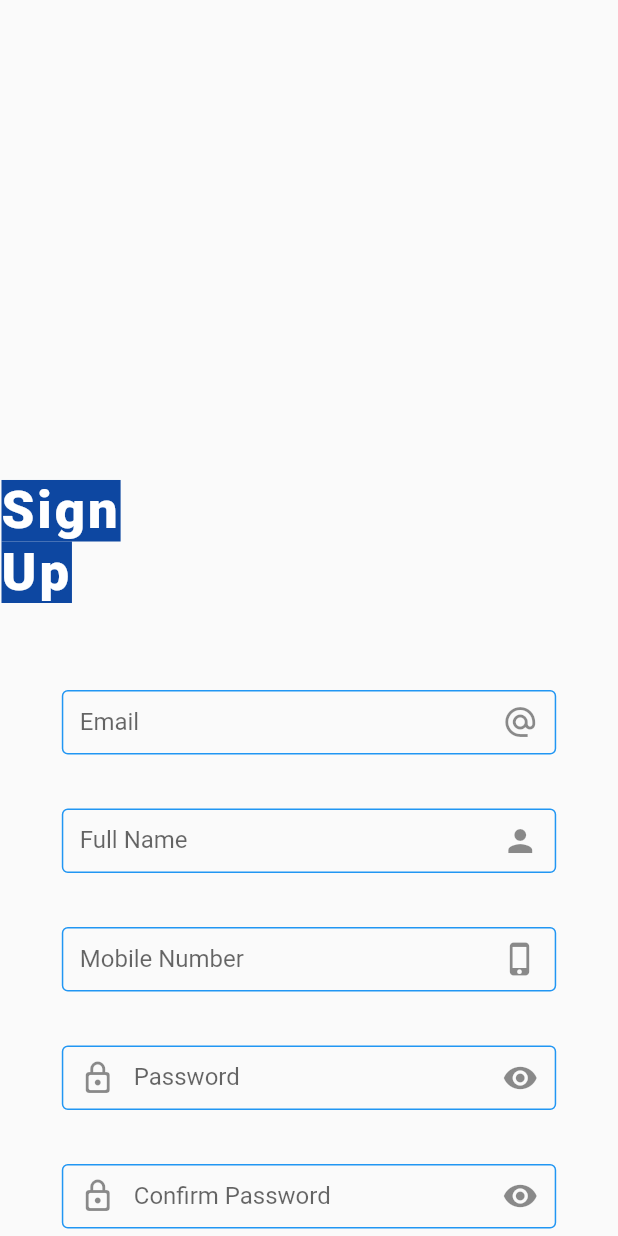
After one commit to twinxevo/arbitex_app, a Flutter app: the Signup screen opened directly, on a phone screen of 412 x 824 dp. The commit adds this screen. Run offline on Flutter 3.47's test engine with Material 2 defaults, Android fonts, the phone set to English and light mode, and no system bars; our stand-ins replace curved_navigation_bar, flutter_svg, image_picker; missing offline and left inert: adobe_xd, universal_html.

Commit message:
signup and login page done

```diff
--- /dev/null
+++ b/lib/Pages/signup.dart
@@ -0,0 +1,290 @@
+import 'package:flutter/material.dart';
+
+class Signup extends StatefulWidget {
+  const Signup({Key? key}) : super(key: key);
+
+  @override
+  _SignupState createState() => _SignupState();
+}
+
+TextEditingController _emailField = TextEditingController();
+TextEditingController _nameField = TextEditingController();
+TextEditingController _mobileField = TextEditingController();
+TextEditingController _passwordField = TextEditingController();
+TextEditingController _confirmpasswordField = TextEditingController();
+
+class _SignupState extends State<Signup> {
+  bool _isObscure = true;
+  bool _isLoading = false;
+  @override
+  Widget build(BuildContext context) {
+    var size = MediaQuery.of(context).size;
+    return Scaffold(
+      //backgroundColor: Colors.blue[200],
+      body: Stack(
+        children: [
+          // Container(
+          //   height: 2000,
+          //   width: double.infinity,
+          //   decoration: const BoxDecoration(
+          //     image: DecorationImage(
+          //       image: AssetImage("assets/Sign.jpg"),
+          //       fit: BoxFit.cover,
+          //       colorFilter: ColorFilter.mode(Colors.black45, BlendMode.darken)
+          //     ),
+          //   ),
+          //
+          // ),
+          SingleChildScrollView(
+            child: Stack(
+              children: <Widget>[
+                Column(
+                  children: <Widget>[
+                    SizedBox(height: 320),
+                    Padding(
+                      padding: const EdgeInsets.only(right: 280),
+                      child: Text(
+                        'Sign Up',
+                        style: TextStyle(
+                          color: Colors.white,
+                          fontSize: 35,
+                          fontWeight: FontWeight.w900,
+                          letterSpacing: 2,
+                          backgroundColor: Colors.blue[900],
+                        ),
+                      ),
+                    ),
+                    SizedBox(height: 50),
+                    Padding(
+                      padding: const EdgeInsets.all(8),
+                      child: Container(
+                        height: 43,
+                        width: size.width * .8,
+                        child: new TextFormField(
+                          keyboardType: TextInputType.emailAddress,
+                          textInputAction: TextInputAction.next,
+                          controller: _emailField,
+                          validator: (input) => !(input?.contains('@') ?? false)
+                              ? "Email id should be valid"
+                              : null,
+                          decoration: new InputDecoration(
+                            labelText: 'Email',
+                            enabledBorder: const OutlineInputBorder(
+                              borderSide: const BorderSide(color: Colors.blue),
+                            ),
+                            suffixIcon: Icon(
+                              Icons.alternate_email,
+                            ),
+                            focusedBorder: const OutlineInputBorder(
+                              borderSide:
+                                  const BorderSide(color: Colors.blueGrey),
+                            ),
+                            border: OutlineInputBorder(),
+                          ),
+                        ),
+                      ),
+                    ),
+                    SizedBox(height: 20),
+                    Padding(
+                      padding: const EdgeInsets.all(8),
+                      child: Container(
+                        height: 43,
+                        width: size.width * .8,
+                        child: new TextFormField(
+                          keyboardType: TextInputType.name,
+                          textInputAction: TextInputAction.next,
+                          controller: _nameField,
+                          // validator: (input) => !(input?.contains('@') ?? false)
+                          //     ? "Email id should be valid"
+                          //     : null,
+                          decoration: new InputDecoration(
+                            labelText: 'Full Name',
+                            enabledBorder: const OutlineInputBorder(
+                              borderSide: const BorderSide(color: Colors.blue),
+                            ),
+                            suffixIcon: Icon(
+                              Icons.person,
+                            ),
+                            focusedBorder: const OutlineInputBorder(
+                              borderSide:
+                                  const BorderSide(color: Colors.blueGrey),
+                            ),
+                            border: OutlineInputBorder(),
+                          ),
+                        ),
+                      ),
+                    ),
+                    SizedBox(height: 20),
+                    Padding(
+                      padding: const EdgeInsets.all(8),
+                      child: Container(
+                        height: 43,
+                        width: size.width * .8,
+                        child: new TextFormField(
+                          keyboardType: TextInputType.phone,
+                          textInputAction: TextInputAction.next,
+                          controller: _mobileField,
+                          // validator: (input) => !(input?.contains('@') ?? false)
+                          //     ? "Email id should be valid"
+                          //     : null,
+                          decoration: new InputDecoration(
+                            labelText: 'Mobile Number',
+                            enabledBorder: const OutlineInputBorder(
+                              borderSide: const BorderSide(color: Colors.blue),
+                            ),
+                            suffixIcon: Icon(
+                              Icons.phone_iphone_rounded,
+                            ),
+                            focusedBorder: const OutlineInputBorder(
+                              borderSide:
+                                  const BorderSide(color: Colors.blueGrey),
+                            ),
+                            border: OutlineInputBorder(),
+                          ),
+                        ),
+                      ),
+                    ),
+                    SizedBox(height: 20),
+                    Padding(
+                      padding: const EdgeInsets.all(8),
+                      child: Container(
+                        height: 43,
+                        width: size.width * .8,
+                        child: new TextFormField(
+                          keyboardType: TextInputType.visiblePassword,
+                          textInputAction: TextInputAction.next,
+                          controller: _passwordField,
+                          validator: (input) =>
+                              (input != null && input.length < 6)
+                                  ? "Password should be more than 5 characters"
+                                  : null,
+                          decoration: new InputDecoration(
+                            labelText: 'Password',
+                            enabledBorder: const OutlineInputBorder(
+                              borderSide: const BorderSide(color: Colors.blue),
+                            ),
+                            suffixIcon: IconButton(
+                                icon: Icon(_isObscure
+                                    ? Icons.visibility
+                                    : Icons.visibility_off),
+                                onPressed: () {
+                                  setState(() {
+                                    _isObscure = !_isObscure;
+                                  });
+                                }),
+                            prefixIcon: Icon(
+                              Icons.lock_outline_rounded,
+                            ),
+                            focusedBorder: const OutlineInputBorder(
+                              borderSide:
+                                  const BorderSide(color: Colors.blueGrey),
+                            ),
+                            border: OutlineInputBorder(),
+                          ),
+                        ),
+                      ),
+                    ),
+                    SizedBox(height: 20),
+                    Padding(
+                      padding: const EdgeInsets.all(8),
+                      child: Container(
+                        height: 43,
+                        width: size.width * .8,
+                        child: new TextFormField(
+                          keyboardType: TextInputType.visiblePassword,
+                          textInputAction: TextInputAction.done,
+                          controller: _confirmpasswordField,
+                          validator: (input) =>
+                              (input != null && input.length < 6)
+                                  ? "Password should be more than 5 characters"
+                                  : null,
+                          decoration: new InputDecoration(
+                            labelText: 'Confirm Password',
+                            enabledBorder: const OutlineInputBorder(
+                              borderSide: const BorderSide(color: Colors.blue),
+                            ),
+                            suffixIcon: IconButton(
+                                icon: Icon(_isObscure
+                                    ? Icons.visibility
+                                    : Icons.visibility_off),
+                                onPressed: () {
+                                  setState(() {
+                                    _isObscure = !_isObscure;
+                                  });
+                                }),
+                            prefixIcon: Icon(
+                              Icons.lock_outline_rounded,
+                            ),
+                            focusedBorder: const OutlineInputBorder(
+                              borderSide:
+                                  const BorderSide(color: Colors.blueGrey),
+                            ),
+                            border: OutlineInputBorder(),
+                          ),
+                        ),
+                      ),
+                    ),
+                    SizedBox(height: 40),
+                    Center(
+                      child: ElevatedButton.icon(
+                        onPressed: () {},
+                        label: const Text('Continue'),
+                        icon: const Icon(Icons.input_rounded),
+                      ),
+                    ),
+
+                    SizedBox(height: 20),
+                    Padding(
+                      padding: const EdgeInsets.only(left: 16, right: 16),
+                      child: Container(
+                        height: 50,
+                        width: size.width * 1,
+                        decoration: BoxDecoration(
+                          color: Colors.transparent,
+                          border: Border.all(
+                            width: 1.0, color: Colors.blue,
+                          ),
+                          borderRadius: BorderRadius.only(
+                              topLeft: Radius.circular(12),
+                              topRight: Radius.circular(12),
+                              bottomLeft: Radius.circular(12),
+                              bottomRight: Radius.circular(12)),
+                        ),
+                        child: Row(
+                          mainAxisAlignment: MainAxisAlignment.center,
+                          children: [
+                            Text(
+                              'Already have an account with ArbitEx?',
+                              style: TextStyle(
+                                color: Colors.black,
+                                fontSize: 15,
+                                fontWeight: FontWeight.w900,
+                                letterSpacing: 1,
+                              ),
+                            ),
+                            SizedBox(width: 5),
+                            Text(
+                              'Login',
+                              style: TextStyle(
+                                color: Colors.white,
+                                fontSize: 17,
+                                fontWeight: FontWeight.w900,
+                                letterSpacing: 2,
+                                backgroundColor: Colors.blue[900],
+                              ),
+                            ),
+                          ],
+                        ),
+                      ),
+                    ),
+
+                  ],
+                ),
+              ],
+            ),
+          ),
+        ],
+      ),
+    );
+  }
+}
--- a/pubspec.yaml
+++ b/pubspec.yaml
@@ -64,6 +64,7 @@ flutter:
   # To add assets to your application, add an assets section, like this:
   assets:
     - assets/png.jpeg
+    - assets/Sign.jpg
   #   - images/a_dot_burr.jpeg
   #   - images/a_dot_ham.jpeg
 
```
Also changed, not shown: lib/Pages/arb_home.dart (+15 -1 lines), lib/Pages/login.dart (added, +215 -0 lines), lib/Pages/profile.dart (+4 -10 lines).
